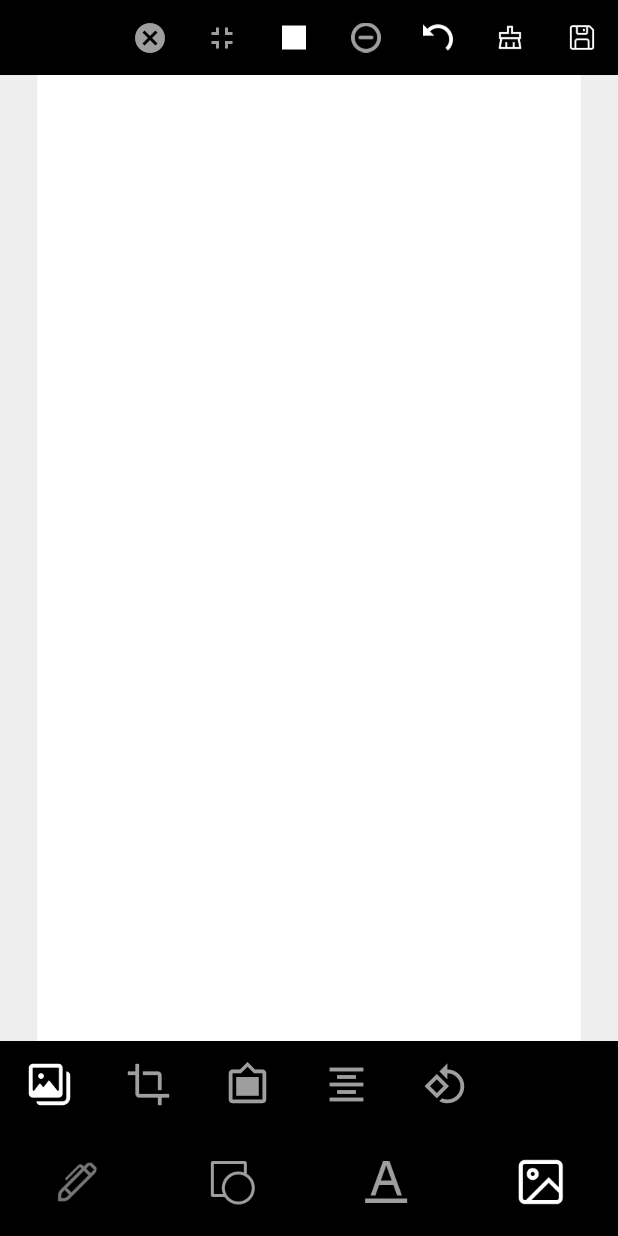
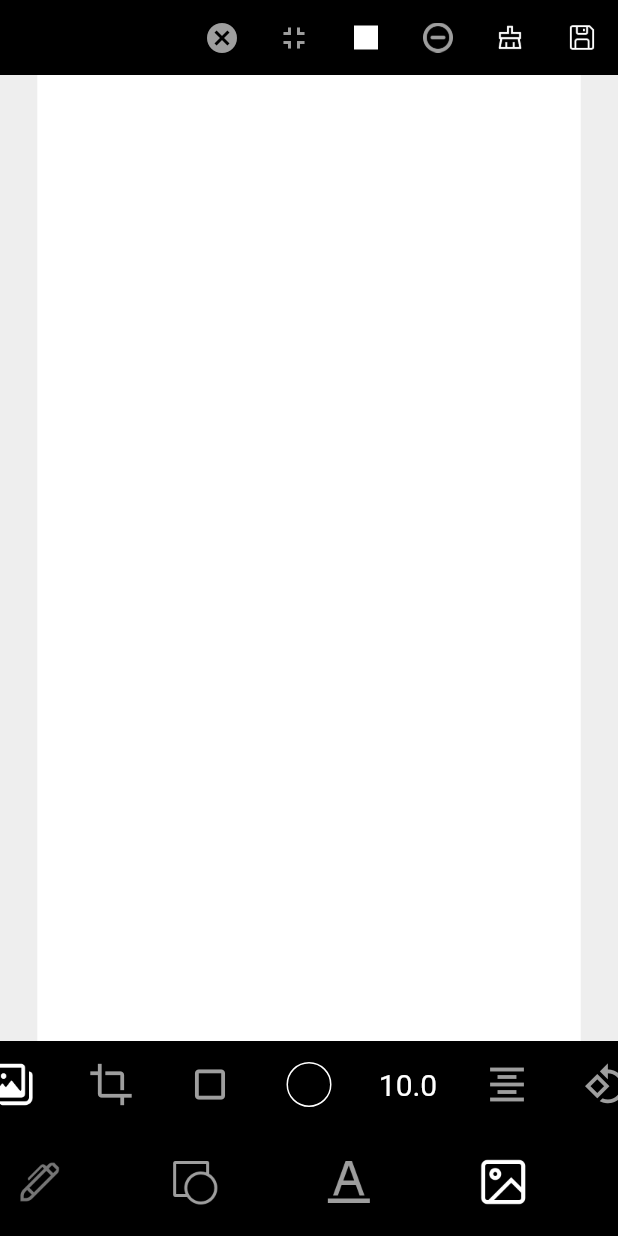
Before and after one commit to ning0825/WallpaperMaker, a Flutter app: the EditRoute screen opened directly, item 4 of the bottom bar chosen, on a phone screen of 412 x 824 dp. Run offline on Flutter 3.47's test engine with Material 2 defaults, Android fonts, the phone set to English and light mode, and no system bars; our stand-ins replace image_picker.

Commit message:
Added frame for image.

```diff
--- a/lib/configuration.dart
+++ b/lib/configuration.dart
@@ -32,5 +32,6 @@ class Configuration {
   int typoWeight;
   Color textColor;
 
-  Configuration();
+  Color frameColor;
+  double frameWidth;
 }
--- a/lib/cus_widget.dart
+++ b/lib/cus_widget.dart
@@ -178,6 +178,7 @@ class _RotateControllerWidgetState extends State<RotateControllerWidget>
   @override
   void dispose() {
     ticker.dispose();
+    controller.dispose();
     super.dispose();
   }
 }
--- a/lib/inherited_config.dart
+++ b/lib/inherited_config.dart
@@ -8,7 +8,15 @@ import 'package:wallpaper_maker/selectable_bean.dart';
 import 'package:wallpaper_maker/cus_widget.dart';
 import 'configuration.dart';
 
-enum MainTool { background, pen, shape, text, image, more, eraser }
+enum MainTool {
+  background,
+  pen,
+  shape,
+  text,
+  image,
+  more,
+  eraser,
+}
 
 enum LeafTool {
   backgroundColor,
@@ -26,6 +34,9 @@ enum LeafTool {
   text_color,
   text_weight,
 
+  frameColor,
+  frameWidth,
+
   align,
   rotate
 }
@@ -35,6 +46,7 @@ const shapeToolNum = 1;
 const typoToolNum = 2;
 const shapeFillNum = 3;
 const backgroundColorNum = 4;
+const frameWidthNum = 5;
 
 class ConfigWidget extends StatefulWidget {
   final Widget child;
@@ -327,11 +339,37 @@ class ConfigWidgetState extends State<ConfigWidget>
   }
 
   //---------------------------------------------------------------------------------
-  //save image
+  //Image
   //---------------------------------------------------------------------------------
-  // save(GlobalKey key) {
-  //   saveImage(key);
-  // }
+  get frameColor => isSelectedMode
+      ? (currentSelectable as SelectableImage).frameColor
+      : _config.frameColor;
+  get frameWidth => isSelectedMode
+      ? (currentSelectable as SelectableImage)?.frameWidth
+      : _config.frameWidth;
+
+  void setFrameColor(Color color) {
+    setState(() {
+      isSelectedMode
+          ? (currentSelectable as SelectableImage).frameColor = color
+          : _config.frameColor = color;
+    });
+  }
+
+  void switchHasFrame() {
+    setState(() {
+      (currentSelectable as SelectableImage)?.hasFrame =
+          !(currentSelectable as SelectableImage).hasFrame;
+    });
+  }
+
+  void setFrameWidth(double width) {
+    setState(() {
+      isSelectedMode
+          ? (currentSelectable as SelectableImage).frameWidth = width
+          : _config.frameWidth = width;
+    });
+  }
 
   //---------------------------------------------------------------------------------
   //Background
@@ -342,9 +380,7 @@ class ConfigWidgetState extends State<ConfigWidget>
     });
   }
 
-  Color getBackroundColor() {
-    return _config.bgColor ?? Colors.white;
-  }
+  Color getBackroundColor() => _config.bgColor;
 
   //---------------------------------------------------------------------------------
   //Pen
@@ -858,7 +894,9 @@ class ConfigWidgetState extends State<ConfigWidget>
       ..shapeWidth = 5
       ..font = 'default'
       ..typoWeight = 3
-      ..textColor = Colors.black;
+      ..textColor = Colors.black
+      ..frameColor = Colors.black
+      ..frameWidth = 10;
 
     selectables = List();
     isSelectedMode = false;
--- a/lib/main.dart
+++ b/lib/main.dart
@@ -12,5 +12,5 @@ void main() {
       ),
     ),
   );
-  debugPrintGestureArenaDiagnostics = true;
+  // debugPrintGestureArenaDiagnostics = true;
 }
--- a/lib/routes/route_edit.dart
+++ b/lib/routes/route_edit.dart
@@ -28,6 +28,8 @@ GlobalKey typoTextKey = GlobalKey();
 GlobalKey typoFontKey = GlobalKey();
 GlobalKey typoFontWeightKey = GlobalKey();
 GlobalKey typoColorKey = GlobalKey();
+GlobalKey frameColorKey = GlobalKey();
+GlobalKey frameWidthKey = GlobalKey();
 
 GlobalKey keyStack = GlobalKey();
 GlobalKey topToolBarKey = GlobalKey();
@@ -307,6 +309,18 @@ class _EditRouteState extends State<EditRoute>
         case LeafTool.text_weight:
           result = WidthWidget(toolNum: typoToolNum);
           break;
+        case LeafTool.frameColor:
+          result = Container(
+            width: MediaQuery.of(context).size.width - 36,
+            child: PaletteWidget(
+              onColorPick: data.setFrameColor,
+              selectColor: data.frameColor,
+            ),
+          );
+          break;
+        case LeafTool.frameWidth:
+          result = WidthWidget(toolNum: frameWidthNum);
+          break;
         case LeafTool.align:
           result = Container(
             height: 40,
@@ -509,14 +523,14 @@ class _TopToolbarState extends State<TopToolbar> with TickerProviderStateMixin {
                 data.isSelectedMode ? data.removeCurrentSelected() : null,
           ),
           //undo
-          IconButton(
-            icon: Image.asset(
-              'assets/icons/undo.png',
-              width: 20,
-              height: 20,
-            ),
-            onPressed: () => data.undo(),
-          ),
+          // IconButton(
+          //   icon: Image.asset(
+          //     'assets/icons/undo.png',
+          //     width: 20,
+          //     height: 20,
+          //   ),
+          //   onPressed: () => data.undo(),
+          // ),
           //clear
           IconButton(
             icon: Image.asset(
@@ -557,6 +571,8 @@ class _BottomToolbarState extends State<BottomToolbar> {
 
   double height = 130;
 
+  ClipImageBean clipImageBean;
+
   @override
   Widget build(BuildContext context) {
     data = ConfigWidget.of(context);
@@ -584,8 +600,6 @@ class _BottomToolbarState extends State<BottomToolbar> {
       ),
     );
   }
-
-  ClipImageBean clipImageBean;
 
   List<Widget> _getSubtool(MainTool mainTool) {
     List<Widget> result;
@@ -773,13 +787,38 @@ class _BottomToolbarState extends State<BottomToolbar> {
                     }
                   : null),
           SubToolIconWidget(
-            icon: Icon(
-              Icons.filter_frames,
-              size: 30,
+            icon: Icon(Icons.crop_square,
+                color: data.isSelectedMode &&
+                        (data.currentSelectable as SelectableImage).hasFrame
+                    ? Colors.white
+                    : Colors.grey,
+                size: 30),
+            onPressed: data.switchHasFrame,
+          ),
+          SubToolIconWidget(
+            akey: frameColorKey,
+            icon: _getColorIcon(data.frameColor),
+            onPressed: data.isSelectedMode
+                ? () {
+                    data.setCurrentLeafTool(LeafTool.frameColor);
+                    data.setLeafToolBottom();
+                    data.setIndicatorPosition(frameColorKey);
+                    data.toggleLeafTool();
+                  }
+                : null,
+          ),
+          SubToolIconWidget(
+            akey: frameWidthKey,
+            icon: Text(
+              data.frameWidth.toStringAsFixed(1).toString(),
+              style: TextStyle(color: Colors.white, fontSize: 20),
             ),
             onPressed: data.isSelectedMode
                 ? () {
-                    //TODO add frame
+                    data.setCurrentLeafTool(LeafTool.frameWidth);
+                    data.setLeafToolBottom();
+                    data.setIndicatorPosition(frameWidthKey);
+                    data.toggleLeafTool();
                   }
                 : null,
           ),
@@ -822,6 +861,17 @@ class _BottomToolbarState extends State<BottomToolbar> {
     return result;
   }
 
+  _getColorIcon(Color color) {
+    return Container(
+      width: 30,
+      height: 30,
+      decoration: BoxDecoration(
+          color: color,
+          borderRadius: BorderRadius.all(Radius.circular(15)),
+          border: Border.all(color: Colors.white)),
+    );
+  }
+
   Widget _getShapeIcon(int shapeType) {
     switch (shapeType) {
       case 0:
@@ -853,7 +903,9 @@ class _BottomToolbarState extends State<BottomToolbar> {
       SelectableImage(
           img: img,
           mOffset: Offset(size.width / 2, size.height / 2),
-          width: size.width),
+          width: size.width,
+          frameColor: data.frameColor,
+          frameWidth: data.frameWidth),
     );
   }
 
@@ -1014,7 +1066,7 @@ class _BuildWidthState extends State<WidthWidget> {
               setToolWidth(value);
             },
             min: 1.0,
-            max: 8.0,
+            max: 10.0,
             label: sliderValue.toString(),
             activeColor: Colors.yellow,
           ),
@@ -1034,6 +1086,9 @@ class _BuildWidthState extends State<WidthWidget> {
       case typoToolNum:
         data.setTextWeight(value);
         break;
+      case frameWidthNum:
+        data.setFrameWidth(value);
+        break;
       default:
         break;
     }
@@ -1047,6 +1102,8 @@ class _BuildWidthState extends State<WidthWidget> {
         return data.getShapeWidth();
       case typoToolNum:
         return data.getTextWeight().toDouble();
+      case frameWidthNum:
+        return data.frameWidth;
       default:
         break;
     }
--- a/lib/selectable_bean.dart
+++ b/lib/selectable_bean.dart
@@ -19,11 +19,8 @@ abstract class Selectable {
   Offset tmpOffset = Offset.zero;
 
   bool isSelected = false;
-  // bool isRot = false;
-  // bool isTrans = false;
 
   Offset offset = Offset.zero;
-  // Offset lastOffset = Offset.zero;
 
   double rotRadians = 0.0;
   double scaleRadioX = 1.0;
@@ -224,7 +221,6 @@ abstract class Selectable {
     bottomControlRect =
         Rect.fromCenter(center: bottomCenterPoint, width: 20, height: 20);
 
-//用以判断触摸是否击中控制点
     tlControlRect =
         Rect.fromCenter(center: Offset(newTLx, newTLy), width: 20, height: 20);
     trControlRect =
@@ -404,8 +400,9 @@ class SelectableTypo extends Selectable {
     _ts = TextSpan(
       text: text,
       style: TextStyle(
-          height: 0.8,
+          // height: 0.8,
           color: textColor,
+          //TODO NI.
           fontSize: 30 + 5 * fontSize,
           fontFamily: fontFamily,
           fontWeight: FontWeight.values[textWeight]),
@@ -462,11 +459,18 @@ class SelectableImage extends Selectable {
   //The name to find image in dir.
   String name;
 
-  SelectableImage({this.img, Offset mOffset, this.width})
+  //frame
+  bool hasFrame;
+  double frameWidth;
+  Color frameColor;
+
+  SelectableImage(
+      {this.img, Offset mOffset, this.width, this.frameColor, this.frameWidth})
       : clipRect = Rect.fromLTRB(
             0.0, 0.0, img.width.toDouble(), img.height.toDouble()) {
     mPaint = Paint();
     offset = mOffset;
+    hasFrame = false;
   }
 
   SelectableImage.empty() {
@@ -497,16 +501,27 @@ class SelectableImage extends Selectable {
   @override
   void draw(Canvas canvas) {
     var clipRatio = clipRect.height / clipRect.width;
+
     rect = Rect.fromCenter(
         center: offset, width: width - 40, height: (width - 40) * clipRatio);
-    selectedPath = toPath(rect, rotRadians, scaleRadioX, scaleRadioY);
+
     canvas.save();
     canvas.translate(rect.center.dx, rect.center.dy);
     canvas.rotate(rotRadians);
     canvas.scale(scaleRadioX, scaleRadioY);
     canvas.translate(-rect.center.dx, -rect.center.dy);
+
+    if (hasFrame) {
+      canvas.drawRect(
+          rect.inflate(frameWidth), Paint()..color = frameColor); //Draw frame.
+    }
+
     canvas.drawImageRect(img, clipRect, rect, mPaint);
     canvas.restore();
+
+    if (hasFrame) rect = rect.inflate(frameWidth);
+
+    selectedPath = toPath(rect, rotRadians, scaleRadioX, scaleRadioY);
   }
 }
 
```
